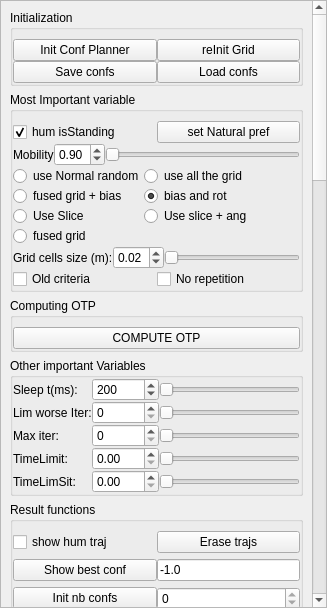
Old version of the form src/move3d-qt-gui-libs/src/qtMainInterface/sideWidgets/qtOtp.ui in the repository jmainpri/move3d-studio.
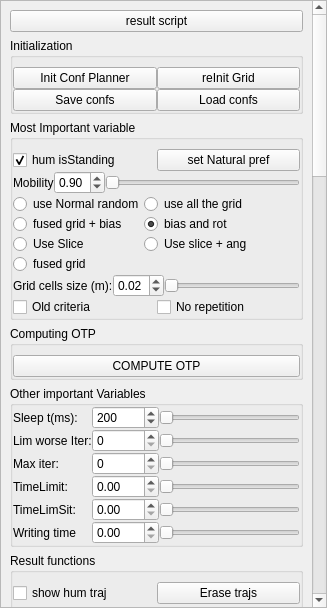
New version of the form.

Commit message: [move3d-qt-gui-libs] Adding function to ease results computing

Diff of the .ui file:
```diff
--- a/src/move3d-qt-gui-libs/src/qtMainInterface/sideWidgets/qtOtp.ui
+++ b/src/move3d-qt-gui-libs/src/qtMainInterface/sideWidgets/qtOtp.ui
@@ -26,12 +26,19 @@
       <property name="geometry">
        <rect>
         <x>0</x>
-        <y>-689</y>
+        <y>-409</y>
         <width>314</width>
-        <height>2356</height>
+        <height>2416</height>
        </rect>
       </property>
       <layout class="QVBoxLayout" name="verticalLayout_4">
+       <item>
+        <widget class="QPushButton" name="pushButtonScript">
+         <property name="text">
+          <string>result script</string>
+         </property>
+        </widget>
+       </item>
        <item>
         <widget class="QGroupBox" name="groupBoxInit">
          <property name="title">
@@ -520,6 +527,23 @@
             </property>
            </widget>
           </item>
+          <item row="5" column="0">
+           <widget class="QLabel" name="label_6">
+            <property name="text">
+             <string>Writing time</string>
+            </property>
+           </widget>
+          </item>
+          <item row="5" column="2">
+           <widget class="QSlider" name="horizontalSliderTimeToDump">
+            <property name="orientation">
+             <enum>Qt::Horizontal</enum>
+            </property>
+           </widget>
+          </item>
+          <item row="5" column="1">
+           <widget class="QDoubleSpinBox" name="doubleSpinBoxTimeToDump"/>
+          </item>
          </layout>
         </widget>
        </item>
```
Left out of the diff: 10 changed lines with no effect on the pictures. The commit also changes 8 other files.
